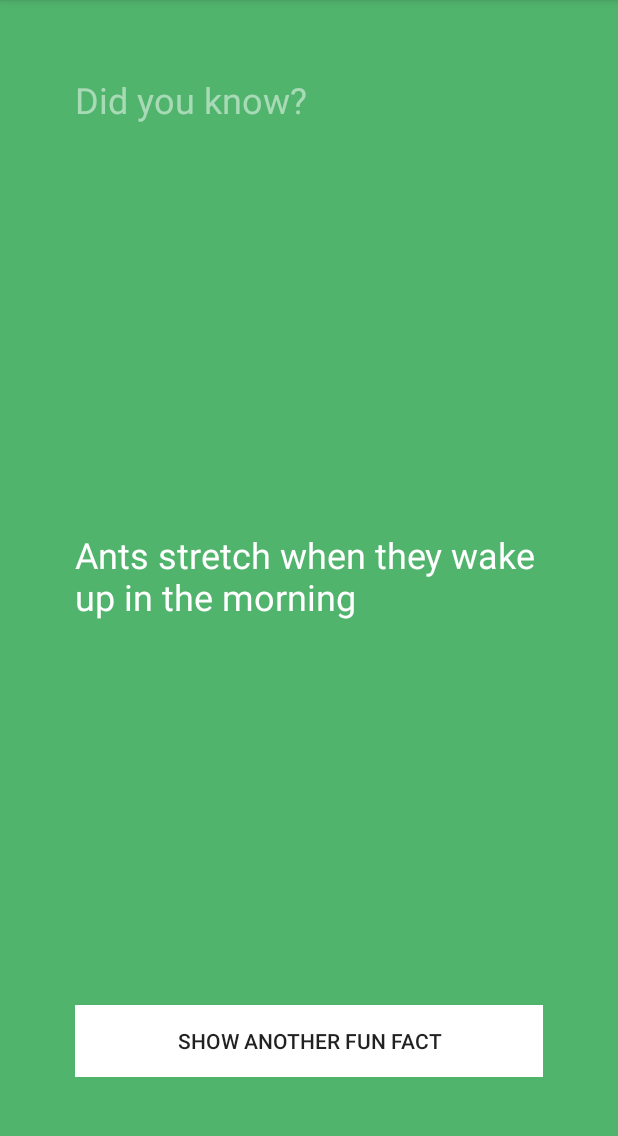
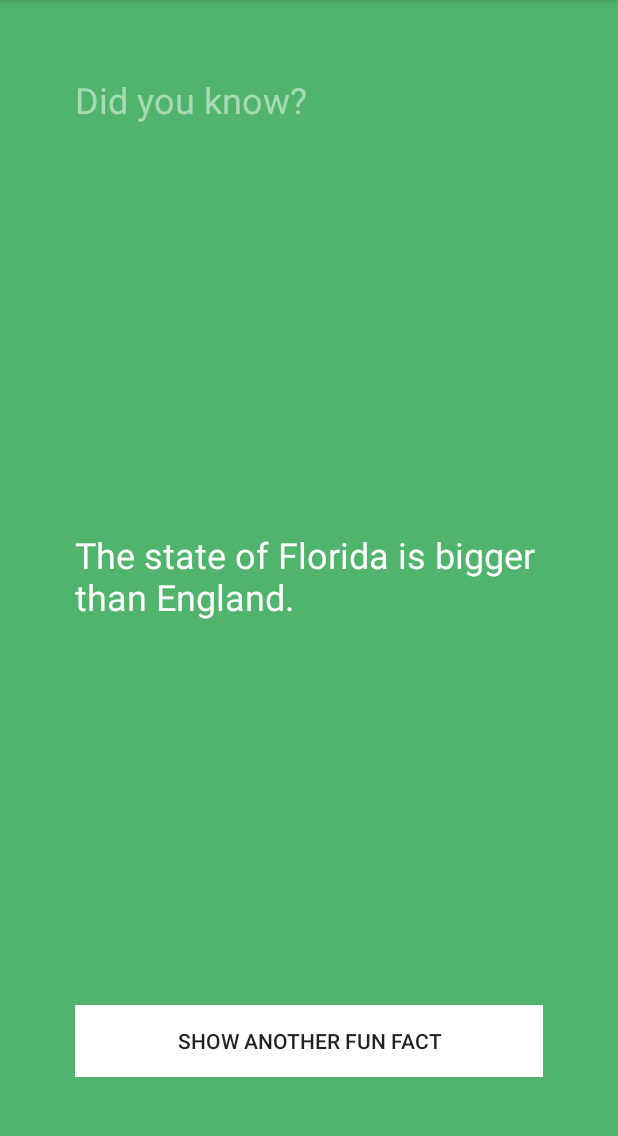
Before and after one commit to ziyang0621/FunFacts-Android, an Android app: the screen it shows after launch (FunFactsActivity), in the options menu, after a tap on "Settings", on a phone screen of 412 x 824 dp, the part 84-1220 px from its top. Run offline under Robolectric (Android 15) with nearby library versions, the phone set to English and light mode, and no system bars.

Commit message:
project updates

```diff
--- a/app/src/main/java/com/example/ziyang0621/funfacts/FunFactsActivity.java
+++ b/app/src/main/java/com/example/ziyang0621/funfacts/FunFactsActivity.java
@@ -4,6 +4,11 @@ import android.app.Activity;
 import android.os.Bundle;
 import android.view.Menu;
 import android.view.MenuItem;
+import android.view.View;
+import android.widget.Button;
+import android.widget.TextView;
+
+import java.util.Random;
 
 
 public class FunFactsActivity extends Activity {
@@ -12,6 +17,39 @@ public class FunFactsActivity extends Activity {
     protected void onCreate(Bundle savedInstanceState) {
         super.onCreate(savedInstanceState);
         setContentView(R.layout.activity_fun_facts);
+
+        // Declare our view variables and assign them the Views from the layout file
+        final TextView factLabel = (TextView) findViewById(R.id.factTextView);
+        Button showFactButton = (Button) findViewById(R.id.showFactButton);
+        View.OnClickListener listener = new View.OnClickListener() {
+            @Override
+            public void onClick(View v) {
+                String[] facts = {
+                        "Ants stretch when they wake up in the morning.",
+                        "Ostriches can run faster than horses.",
+                        "Olympic gold medals are actually made mostly of silver.",
+                        "You are born with 300 bones; by the time you are an adult you will have 206.",
+                        "It takes about 8 minutes for light from the Sun to reach Earth.",
+                        "Some bamboo plants can grow almost a meter in just one day.",
+                        "The state of Florida is bigger than England.",
+                        "Some penguins can leap 2-3 meters out of the water.",
+                        "On average, it takes 66 days to form a new habit.",
+                        "Mammoths still walked the earth when the Great Pyramid was being built."};
+
+                // The button was clicked, so update the face label with a new fact
+                String fact = "";
+
+                // Randomly select a fact
+                Random randomGenerator = new Random(); // Construct a new Random number generator
+                int randomNumber = randomGenerator.nextInt(facts.length);
+
+                fact = facts[randomNumber];
+
+                // Update the label with our dynamic fact
+                factLabel.setText(fact);
+            }
+        };
+        showFactButton.setOnClickListener(listener);
     }
 
 
--- a/app/src/main/res/layout/activity_fun_facts.xml
+++ b/app/src/main/res/layout/activity_fun_facts.xml
@@ -19,7 +19,7 @@
     <TextView
         android:layout_width="wrap_content"
         android:layout_height="wrap_content"
-        android:text="Ants stretch when they wake up in the morning"
+        android:text="Ants stretch when they wake up in the morning."
         android:id="@+id/factTextView"
         android:layout_centerVertical="true"
         android:layout_alignParentLeft="true"
```
